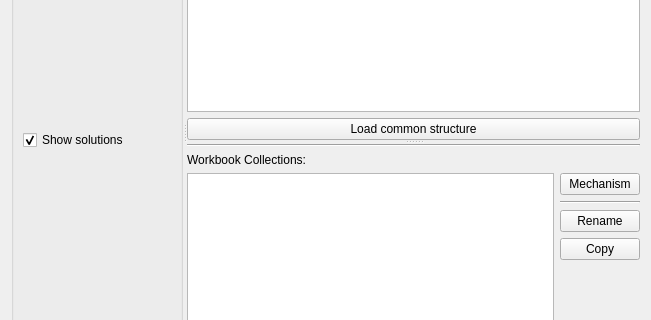
Old version of the form pyslvs_ui/synthesis/collections/dialogs/collections.ui in the repository KmolYuan/Pyslvs-UI; both pictures show x 0 to 651 and y 120 to 440 of the 651 by 532 pixel window.
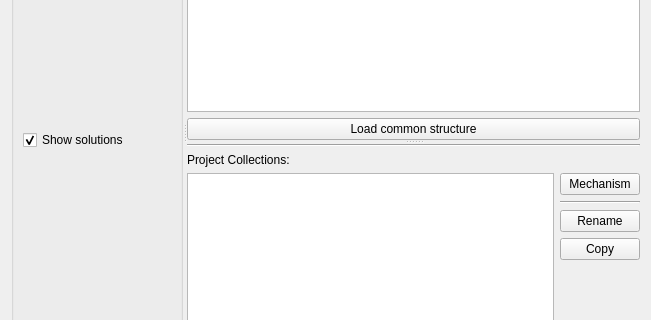
New version of the form. Icons and pictures are not drawn.

Commit message: Replace term "workbook" into "project".

The edit to the form file:
```diff
--- a/pyslvs_ui/synthesis/collections/dialogs/collections.ui
+++ b/pyslvs_ui/synthesis/collections/dialogs/collections.ui
@@ -87,7 +87,7 @@
         <item>
          <widget class="QLabel" name="Collections_label">
           <property name="text">
-           <string>Workbook Collections:</string>
+           <string>Project Collections:</string>
           </property>
          </widget>
         </item>
```
Left out of the diff: 2 changed lines with no effect on the pictures. The commit also changes 22 other files.
